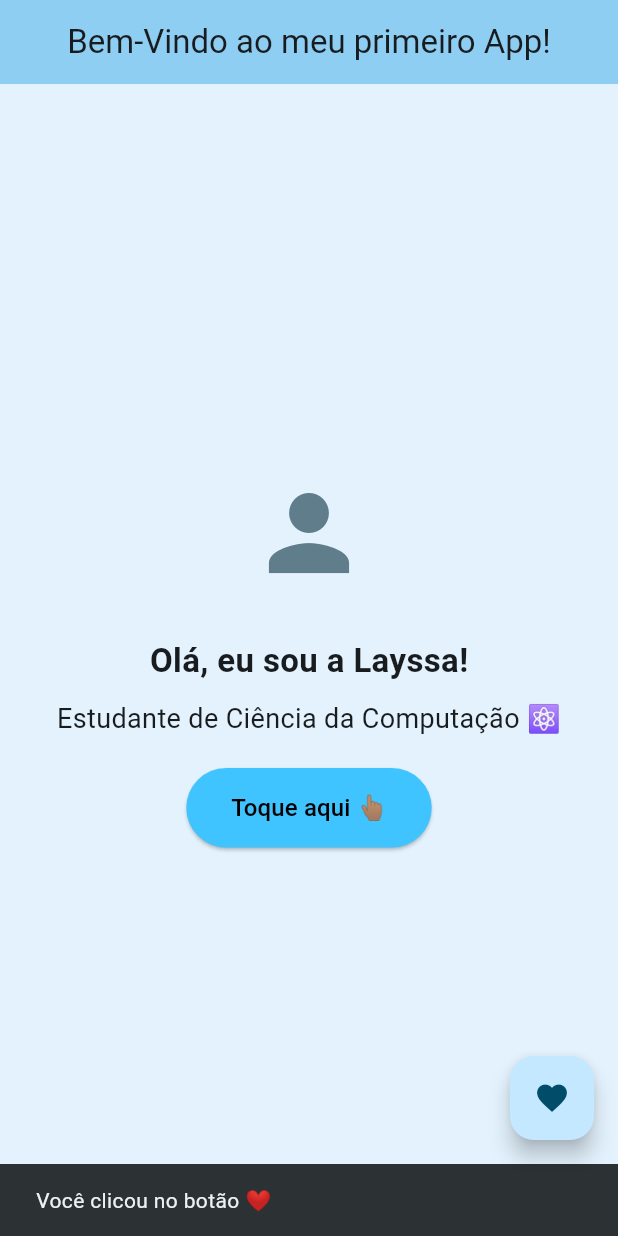
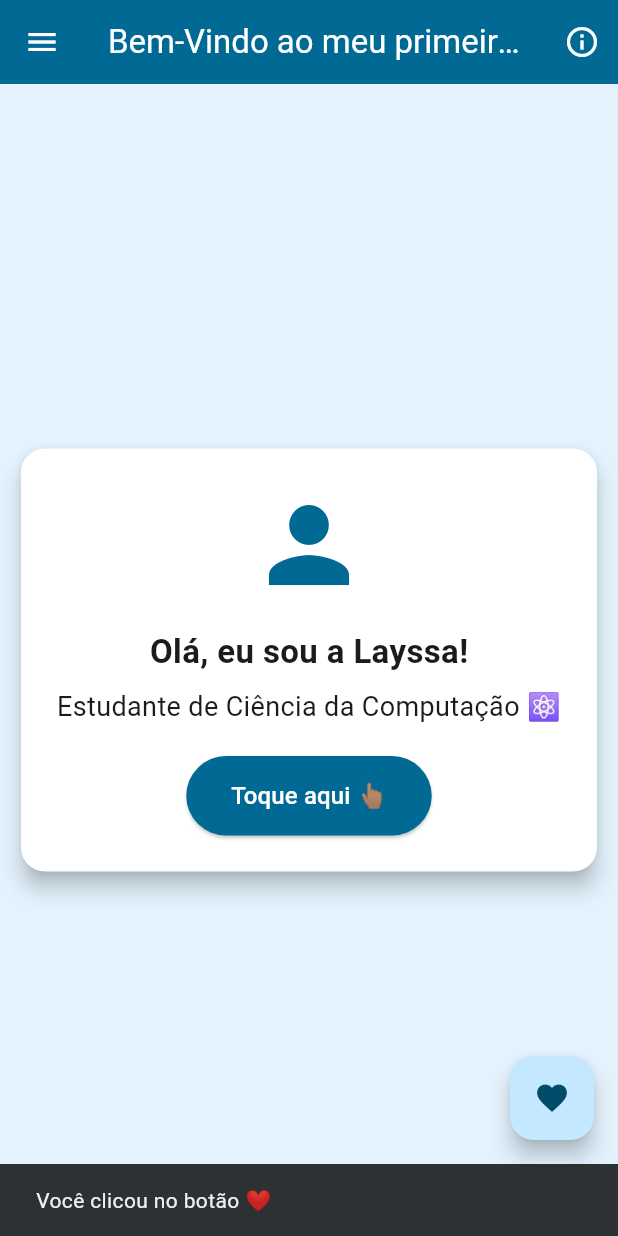
Before and after one commit to LayssaRD/reino_mobile_app, a Flutter app: the screen it shows after launch, after a tap on the "favorite" icon, on a phone screen of 412 x 824 dp. Run offline on Flutter 3.47's test engine with Material 3 defaults, Android fonts, the phone set to English and light mode, and no system bars.

Commit message:
feat: implement Material 3 theme, Card layout and SnackBar interaction

```diff
--- a/lib/main.dart
+++ b/lib/main.dart
@@ -11,8 +11,10 @@ class MyApp extends StatelessWidget {
   Widget build(BuildContext context) {
     return MaterialApp(
       title: 'Flutter Demo',
+      debugShowCheckedModeBanner: false,
       theme: ThemeData(
-        colorScheme: ColorScheme.fromSeed(seedColor: Colors.lightBlueAccent),
+        useMaterial3: true,
+        colorSchemeSeed: Colors.lightBlueAccent,
       ),
       home: const MyHomePage(title: 'Bem-Vindo ao meu primeiro App!'),
     );
@@ -37,36 +39,58 @@ class _MyHomePageState extends State<MyHomePage> {
       backgroundColor: Colors.blue[50],
       appBar: AppBar(
         centerTitle: true,
-        backgroundColor: Theme.of(context).colorScheme.inversePrimary,
+        backgroundColor: const Color(0xFF006994),
+        foregroundColor: Colors.white,
         title: Text(widget.title),
+        leading: IconButton(
+          icon: const Icon(Icons.menu),
+          tooltip: 'Menu principal',
+          onPressed: () {},
+        ),
+        actions: [
+          IconButton(
+            icon: const Icon(Icons.info_outline),
+            tooltip: 'Sobre o app',
+            onPressed: () {},
+          ),
+        ],
       ),
       body: Center(
         child: Column(
           mainAxisAlignment: MainAxisAlignment.center,
           children: [
-            Icon(Icons.person, size: 80, color: Colors.blueGrey),
-
-            SizedBox(height: 30),
-
-            Text(
+            Card(
+              elevation: 6,
+              color: Colors.white,
+              shape: RoundedRectangleBorder(
+                borderRadius: BorderRadius.circular(16),
+              ),
+              child: Padding(
+                padding: const EdgeInsets.all(24.0),
+                child: Column(
+                  mainAxisSize: MainAxisSize.min,
+                  children: [
+                    const Icon(Icons.person, size: 80, color: Color(0xFF006994),),
+                    const SizedBox(height: 16),
+                    const Text(
                       'Olá, eu sou a Layssa!',
-              style: TextStyle(fontSize: 22, fontWeight: FontWeight.bold),
+                      style: TextStyle(
+                        fontSize: 22,
+                        fontWeight: FontWeight.bold,
                       ),
-
-            SizedBox(height: 10),
-
+                    ),
+                    const SizedBox(height: 8),
                     Text(
                       texto,
                       textAlign: TextAlign.center,
-              style: TextStyle(fontSize: 18),
+                      style: const TextStyle(fontSize: 18),
                     ),
-
-            SizedBox(height: 20),
-
+                    const SizedBox(height: 20),
                     ElevatedButton(
                       onPressed: () {
                         setState(() {
-                  if (texto == 'Estudante de Ciência da Computação ⚛️') {
+                          if (texto ==
+                              'Estudante de Ciência da Computação ⚛️') {
                             texto = 'Aspirante a Cientista de Dados 🎲';
                           } else {
                             texto = 'Estudante de Ciência da Computação ⚛️';
@@ -74,12 +98,19 @@ class _MyHomePageState extends State<MyHomePage> {
                         });
                       },
                       style: ElevatedButton.styleFrom(
-                padding: EdgeInsets.symmetric(horizontal: 30, vertical: 15),
-                backgroundColor: Colors.lightBlueAccent,
+                        padding: const EdgeInsets.symmetric(
+                          horizontal: 30,
+                          vertical: 15,
                         ),
-              child: Text(
+                        backgroundColor: const Color(0xFF006994),
+                      ),
+                      child: const Text(
                         'Toque aqui 👆🏽',
-                style: TextStyle(fontSize: 16, color: Colors.black),
+                        style: TextStyle(fontSize: 16, color: Colors.white),
+                      ),
+                    ),
+                  ],
+                ),
               ),
             ),
           ],
@@ -87,10 +118,14 @@ class _MyHomePageState extends State<MyHomePage> {
       ),
       floatingActionButton: FloatingActionButton(
         onPressed: () {
-          ScaffoldMessenger.of(
-            context,
-          ).showSnackBar(SnackBar(content: Text('Você clicou no botão ❤️')));
+          ScaffoldMessenger.of(context).showSnackBar(
+            const SnackBar(
+              content: Text('Você clicou no botão ❤️'),
+              duration: Duration(seconds: 3),
+            ),
+          );
         },
+        tooltip: 'Curtir',
         child: const Icon(Icons.favorite),
       ),
     );
```
Lines whose indentation alone changed are shown as unchanged.
